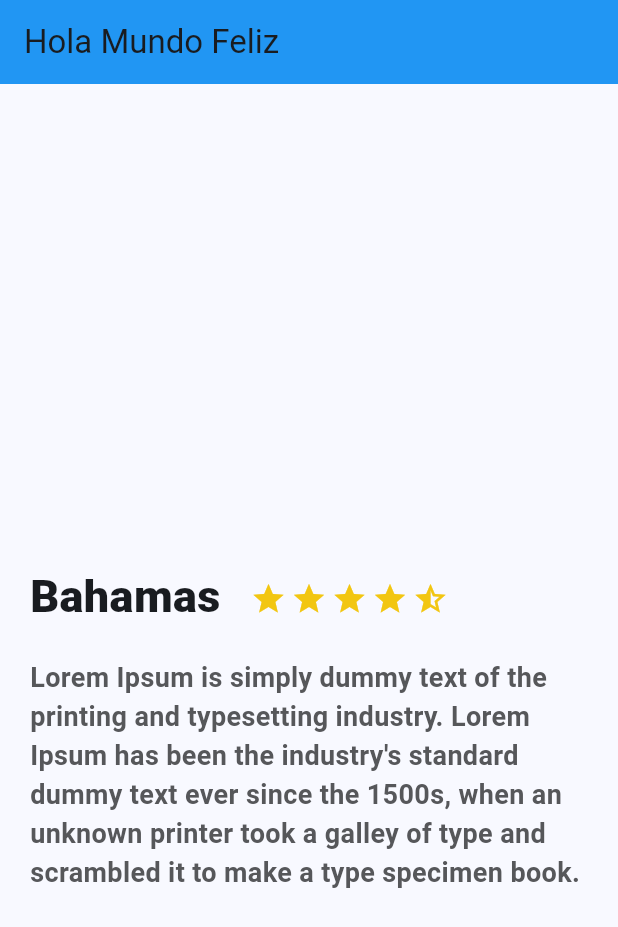
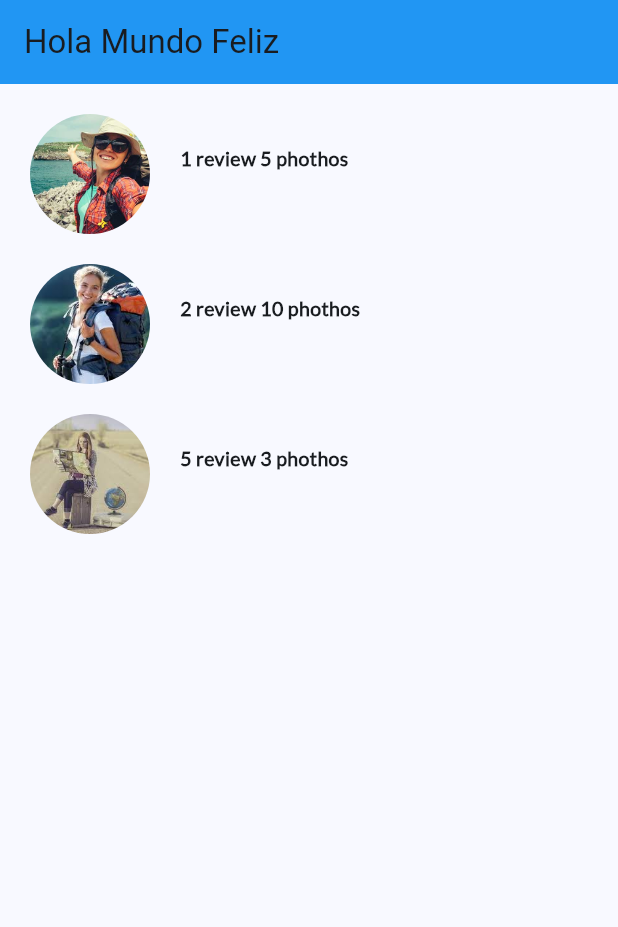
Before and after one commit to Lucero1867/flutter_platzi, a Flutter app: the screen it shows after launch, on a phone screen of 412 x 824 dp. Shown: the top 927 px of the screen. Run offline on Flutter 3.47's test engine with Material 2 defaults, Android fonts, the phone set to English and light mode, and no system bars.

Commit message:
Add list of review

```diff
--- a/lib/description_place.dart
+++ b/lib/description_place.dart
@@ -44,7 +44,10 @@ class DescriptioPlace extends StatelessWidget {
           margin: const EdgeInsets.only(top: 320.0, left: 20.0, right: 20.0),
           child: Text(
             namePlace,
-            style: const TextStyle(fontSize: 30.0, fontWeight: FontWeight.w900),
+            style: const TextStyle(
+                fontFamily: "Lato",
+                fontSize: 30.0,
+                fontWeight: FontWeight.w900),
             textAlign: TextAlign.left,
           ),
         ),
@@ -65,6 +68,7 @@ class DescriptioPlace extends StatelessWidget {
       child: Text(
         descriptionPlace,
         style: const TextStyle(
+            fontFamily: "Lato",
             fontSize: 18.0,
             fontWeight: FontWeight.bold,
             color: Color(0xFF56575a)),
--- a/lib/main.dart
+++ b/lib/main.dart
@@ -1,5 +1,6 @@
 import 'package:flutter/material.dart';
 import 'description_place.dart';
+import 'review_list.dart';
 
 void main() {
   runApp(const MyApp());
@@ -22,7 +23,8 @@ class MyApp extends StatelessWidget {
             title: const Text("Hola Mundo Feliz"),
             backgroundColor: Colors.blue,
           ),
-          body: DescriptioPlace("Bahamas", DescriptioPlace.descriptionDummy, 4),
+          //body: DescriptioPlace("Bahamas", DescriptioPlace.descriptionDummy, 4),
+          body: ReviewList(),
         ));
   }
 }
--- /dev/null
+++ b/lib/review.dart
@@ -0,0 +1,60 @@
+import 'package:flutter/material.dart';
+
+class Review extends StatelessWidget {
+  String pathImage = "asset/img/people.jpg";
+  String name = "Varuna Yasas";
+  String details = "1 review 5 phothos";
+  String comment = "There is an amazing place in Sri Lanka";
+
+  Review(this.pathImage, this.name, this.details, this.comment, {super.key});
+
+  @override
+  Widget build(BuildContext context) {
+    final userComment = Container(
+      margin: const EdgeInsets.only(left: 20.0),
+      child: Text(
+        details,
+        textAlign: TextAlign.left,
+        style: const TextStyle(
+            fontFamily: "Lato", fontSize: 13.0, fontWeight: FontWeight.w900),
+      ),
+    );
+
+    final userInfo = Container(
+      margin: const EdgeInsets.only(left: 20.0),
+      child: Text(
+        details,
+        textAlign: TextAlign.left,
+        style: const TextStyle(
+            fontFamily: "Lato", fontSize: 13.0, color: Color(0xFFa3a5a7)),
+      ),
+    );
+
+    final userName = Container(
+      margin: const EdgeInsets.only(left: 20.0),
+      child: Text(
+        name,
+        textAlign: TextAlign.left,
+        style: const TextStyle(fontFamily: "Lato", fontSize: 17.0),
+      ),
+    );
+
+    final userDetails = Column(
+      crossAxisAlignment: CrossAxisAlignment.start,
+      children: <Widget>[userName, userInfo, userComment],
+    );
+
+    final photo = Container(
+      margin: const EdgeInsets.only(top: 20.0, left: 20.0),
+      width: 80.0,
+      height: 80.0,
+      decoration: BoxDecoration(
+          shape: BoxShape.circle,
+          image:
+              DecorationImage(fit: BoxFit.cover, image: AssetImage(pathImage))),
+    );
+    return Row(
+      children: <Widget>[photo, userComment],
+    );
+  }
+}
--- /dev/null
+++ b/lib/review_list.dart
@@ -0,0 +1,19 @@
+import 'package:flutter/material.dart';
+import 'review.dart';
+
+class ReviewList extends StatelessWidget {
+  @override
+  Widget build(BuildContext context) {
+    return Column(
+      crossAxisAlignment: CrossAxisAlignment.start,
+      children: <Widget>[
+        Review("assets/img/people.jpg", "Varuna Yasas", "1 review 5 phothos",
+            "There is an amazing place in Sri Lanka"),
+        Review("assets/img/ann.jpg", "Anna Yass", "2 review 10 phothos",
+            "There is an amazing place in Sri Lanka"),
+        Review("assets/img/girl.jpg", "Giss Mayak", "5 review 3 phothos",
+            "There is an amazing place in Sri Lanka"),
+      ],
+    );
+  }
+}
```
Also changed, not shown: pubspec.yaml (+9 -1 lines), assets/img/ann.jpg (added), assets/img/girl.jpg (added), assets/img/people.jpg (added), fonts/Lato-Regular.ttf (added).
